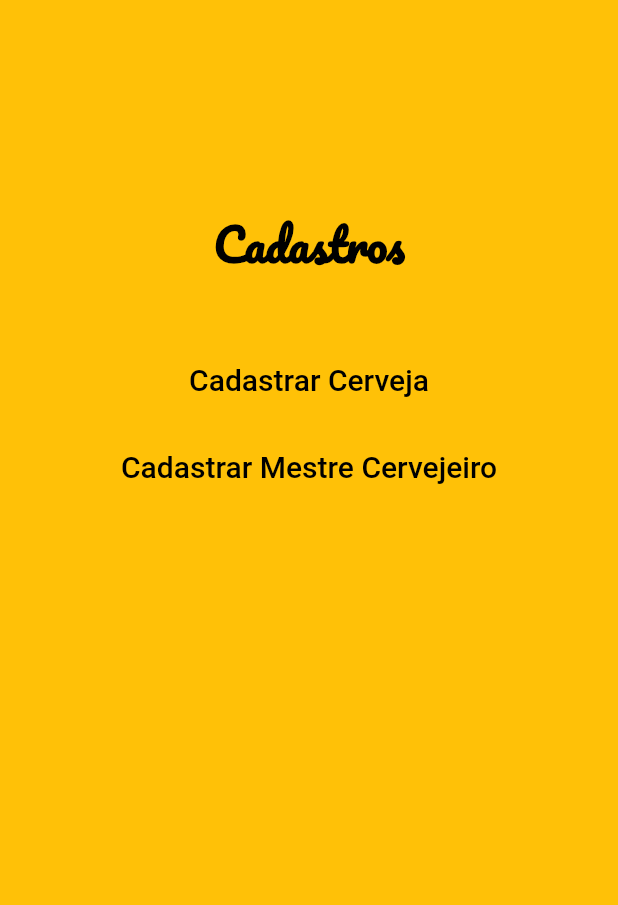
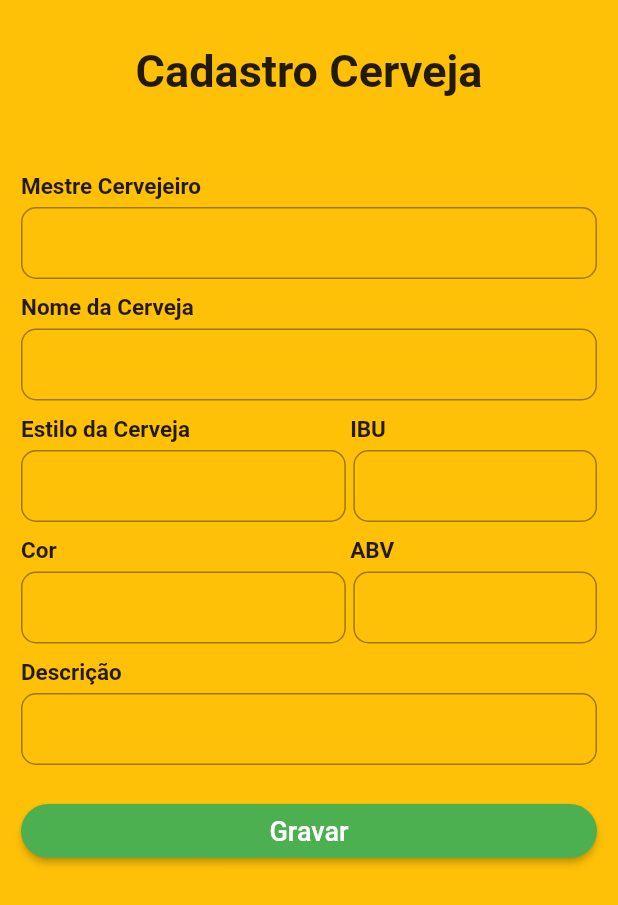
Before and after one commit to allanescher/bierfinder, a Flutter app: the Menu screen opened by its route, after a tap on "Cadastrar Cerveja", on a phone screen of 412 x 824 dp. Shown: the top 905 px of the screen. Run offline on Flutter 3.47's test engine with Material 2 defaults, Android fonts, the phone set to English and light mode, and no system bars; our stand-ins replace get.

Commit message:
tela cadastro cerveja

```diff
--- a/lib/main.dart
+++ b/lib/main.dart
@@ -1,3 +1,4 @@
+import 'package:bierfinder/pages/CadastroCerveja/CadastroCerveja.dart';
 import 'package:bierfinder/pages/EstiloCerveja/EstiloCerveja.dart';
 import 'package:bierfinder/pages/EsqueciSenha/EsqueciSenha.dart';
 import 'package:bierfinder/pages/HomePage/HomePage.dart';
@@ -48,6 +49,10 @@ class MyApp extends StatelessWidget {
           name: '/menu',
           page: () => Menu(),
         ),
+        GetPage(
+          name: '/cadastrocerveja',
+          page: () => CadastroCerveja(),
+        )
       ],
     );
   }
--- /dev/null
+++ b/lib/pages/CadastroCerveja/CadastroCerveja.dart
@@ -0,0 +1,258 @@
+// ignore_for_file: file_names, prefer_const_literals_to_create_immutables, prefer_const_constructors
+
+import 'package:flutter/material.dart';
+
+class CadastroCerveja extends StatefulWidget {
+  const CadastroCerveja({Key? key}) : super(key: key);
+
+  @override
+  _CadastroCervejaState createState() => _CadastroCervejaState();
+}
+
+class _CadastroCervejaState extends State<CadastroCerveja> {
+  @override
+  Widget build(BuildContext context) {
+    return MaterialApp(
+      debugShowCheckedModeBanner: false,
+      home: Scaffold(
+        backgroundColor: Colors.amber,
+        body: ListView(
+          padding: const EdgeInsets.all(14),
+          children: <Widget>[
+            SizedBox(
+              height: 16.0,
+            ),
+            Center(
+              child: Text(
+                'Cadastro Cerveja',
+                style: TextStyle(
+                  fontSize: 30.0,
+                  fontWeight: FontWeight.bold,
+                ),
+              ),
+            ),
+            SizedBox(
+              height: 50.0,
+            ),
+            Text(
+              'Mestre Cervejeiro',
+              style: TextStyle(
+                fontSize: 15.0,
+                fontWeight: FontWeight.bold,
+              ),
+            ),
+            SizedBox(
+              height: 5.0,
+            ),
+            TextFormField(
+              style: TextStyle(fontSize: 15),
+              decoration: InputDecoration(
+                contentPadding: const EdgeInsets.all(5.0),
+                border: OutlineInputBorder(
+                  borderRadius: BorderRadius.circular(10.0),
+                ),
+                //parametro para mostrar o campo
+              ),
+            ),
+            SizedBox(
+              height: 10.0,
+            ),
+            Text(
+              'Nome da Cerveja',
+              style: TextStyle(
+                fontSize: 15.0,
+                fontWeight: FontWeight.bold,
+              ),
+            ),
+            SizedBox(
+              height: 5.0,
+            ),
+            TextFormField(
+              style: TextStyle(fontSize: 15),
+              decoration: InputDecoration(
+                contentPadding: const EdgeInsets.all(5.0),
+                border: OutlineInputBorder(
+                  borderRadius: BorderRadius.circular(10.0),
+                ),
+                //parametro para mostrar o campo
+              ),
+            ),
+            SizedBox(
+              height: 10.0,
+            ),
+            Row(
+              children: [
+                Expanded(
+                  flex: 4,
+                  child: Text(
+                    'Estilo da Cerveja',
+                    style: TextStyle(
+                      fontSize: 15.0,
+                      fontWeight: FontWeight.bold,
+                    ),
+                  ),
+                ),
+                SizedBox(
+                  height: 5.0,
+                ),
+                Expanded(
+                  flex: 3,
+                  child: Text(
+                    'IBU',
+                    style: TextStyle(
+                      fontSize: 15.0,
+                      fontWeight: FontWeight.bold,
+                    ),
+                  ),
+                ),
+              ],
+            ),
+            SizedBox(
+              height: 5.0,
+            ),
+            Row(
+              children: [
+                Expanded(
+                  flex: 4,
+                  child: TextFormField(
+                    style: TextStyle(fontSize: 15),
+                    decoration: InputDecoration(
+                      contentPadding: const EdgeInsets.all(5.0),
+                      border: OutlineInputBorder(
+                        borderRadius: BorderRadius.circular(10.0),
+                      ),
+                      //parametro para mostrar o campo
+                    ),
+                  ),
+                ),
+                SizedBox(
+                  width: 5.0,
+                ),
+                Expanded(
+                  flex: 3,
+                  child: TextFormField(
+                    style: TextStyle(fontSize: 15),
+                    decoration: InputDecoration(
+                      contentPadding: const EdgeInsets.all(5.0),
+                      border: OutlineInputBorder(
+                        borderRadius: BorderRadius.circular(10.0),
+                      ),
+                      //parametro para mostrar o campo
+                    ),
+                  ),
+                ),
+              ],
+            ),
+            SizedBox(
+              height: 10.0,
+            ),
+            Row(
+              children: [
+                Expanded(
+                  flex: 4,
+                  child: Text(
+                    'Cor',
+                    style: TextStyle(
+                      fontSize: 15.0,
+                      fontWeight: FontWeight.bold,
+                    ),
+                  ),
+                ),
+                SizedBox(
+                  height: 5.0,
+                ),
+                Expanded(
+                  flex: 3,
+                  child: Text(
+                    'ABV',
+                    style: TextStyle(
+                      fontSize: 15.0,
+                      fontWeight: FontWeight.bold,
+                    ),
+                  ),
+                ),
+              ],
+            ),
+            SizedBox(
+              height: 5.0,
+            ),
+            Row(
+              children: [
+                Expanded(
+                  flex: 4,
+                  child: TextFormField(
+                    style: TextStyle(fontSize: 15),
+                    decoration: InputDecoration(
+                      contentPadding: const EdgeInsets.all(5.0),
+                      border: OutlineInputBorder(
+                        borderRadius: BorderRadius.circular(10.0),
+                      ),
+                      //parametro para mostrar o campo
+                    ),
+                  ),
+                ),
+                SizedBox(
+                  width: 5.0,
+                ),
+                Expanded(
+                  flex: 3,
+                  child: TextFormField(
+                    style: TextStyle(fontSize: 15),
+                    decoration: InputDecoration(
+                      contentPadding: const EdgeInsets.all(5.0),
+                      border: OutlineInputBorder(
+                        borderRadius: BorderRadius.circular(10.0),
+                      ),
+                      //parametro para mostrar o campo
+                    ),
+                  ),
+                ),
+              ],
+            ),
+            SizedBox(
+              height: 10.0,
+            ),
+            Text(
+              'Descrição',
+              style: TextStyle(
+                fontSize: 15.0,
+                fontWeight: FontWeight.bold,
+              ),
+            ),
+            SizedBox(
+              height: 5.0,
+            ),
+            TextFormField(
+              style: TextStyle(fontSize: 15),
+              decoration: InputDecoration(
+                contentPadding: const EdgeInsets.all(5.0),
+                border: OutlineInputBorder(
+                  borderRadius: BorderRadius.circular(10.0),
+                ),
+                //parametro para mostrar o campo
+              ),
+            ),
+            SizedBox(
+              height: 20.0,
+            ),
+            ElevatedButton(
+              onPressed: () {},
+              child: Text(
+                'Gravar',
+                style: TextStyle(
+                  fontSize: 18.0,
+                ),
+              ),
+              style: ElevatedButton.styleFrom(
+                primary: Colors.green,
+                shape: RoundedRectangleBorder(
+                  borderRadius: BorderRadius.circular(30.0),
+                ),
+              ),
+            ),
+          ],
+        ),
+      ),
+    );
+  }
+}
--- a/lib/pages/Menu/Menu.dart
+++ b/lib/pages/Menu/Menu.dart
@@ -1,5 +1,5 @@
 
-// ignore_for_file: prefer_const_constructors, prefer_const_literals_to_create_immutables
+// ignore_for_file: prefer_const_constructors, prefer_const_literals_to_create_immutables, use_key_in_widget_constructors, file_names
 
 import 'package:bierfinder/Utils/appconstant.dart';
 import 'package:bierfinder/main.dart';
@@ -37,7 +37,7 @@ class Menu extends StatelessWidget {
             ),
           SizedBox(height: 40.0),
           TextButton(
-            onPressed: () {},
+            onPressed: () { Get.toNamed('/cadastrocerveja');},
             child: const Text('Cadastrar Cerveja',
                 style: TextStyle(
                 color: Colors.black,
```
